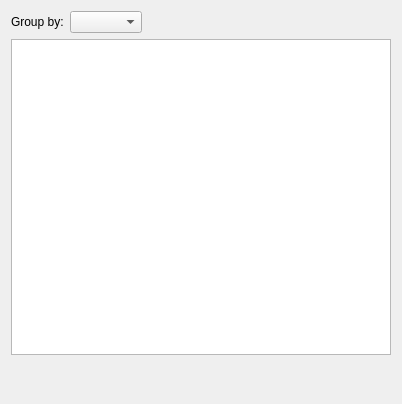
The window that App/Docks/SegmentationExplorer/SegmentationExplorer.ui (FelixdelasPozas/EspINA) describes before a commit, drawn with Qt 5.
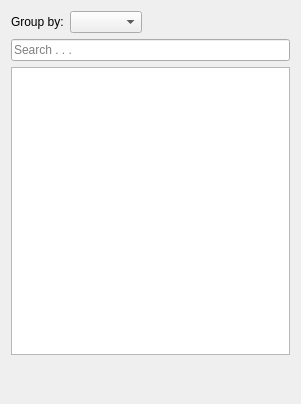
The same window after the commit. Icons and pictures are not drawn. Custom widgets are drawn as their Qt base class.

What changed in the file:
```diff
--- a/App/Docks/SegmentationExplorer/SegmentationExplorer.ui
+++ b/App/Docks/SegmentationExplorer/SegmentationExplorer.ui
@@ -6,7 +6,7 @@
    <rect>
     <x>0</x>
     <y>0</y>
-    <width>402</width>
+    <width>301</width>
     <height>404</height>
    </rect>
   </property>
@@ -44,6 +44,16 @@
      </item>
     </layout>
    </item>
+   <item>
+    <widget class="QLineEdit" name="searchText">
+     <property name="inputMethodHints">
+      <set>Qt::ImhNone</set>
+     </property>
+     <property name="placeholderText">
+      <string>Search . . .</string>
+     </property>
+    </widget>
+   </item>
    <item>
     <widget class="CheckableTreeView" name="view">
      <property name="acceptDrops">
```
Left out of the diff: 2 changed lines with no effect on the pictures.
